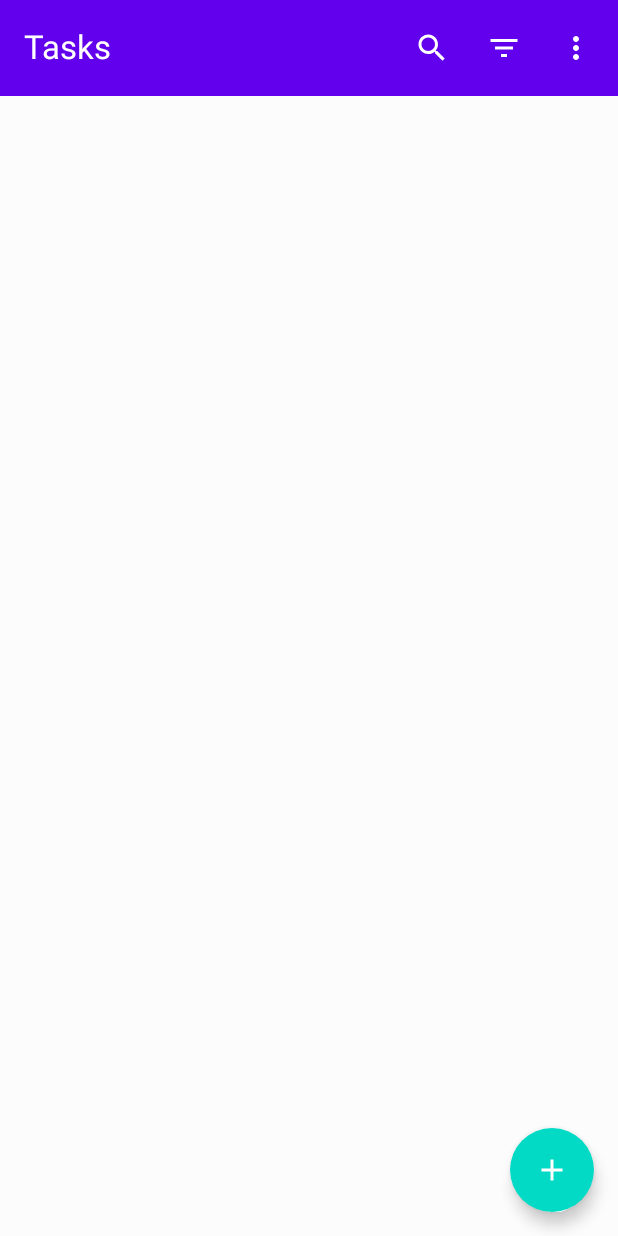
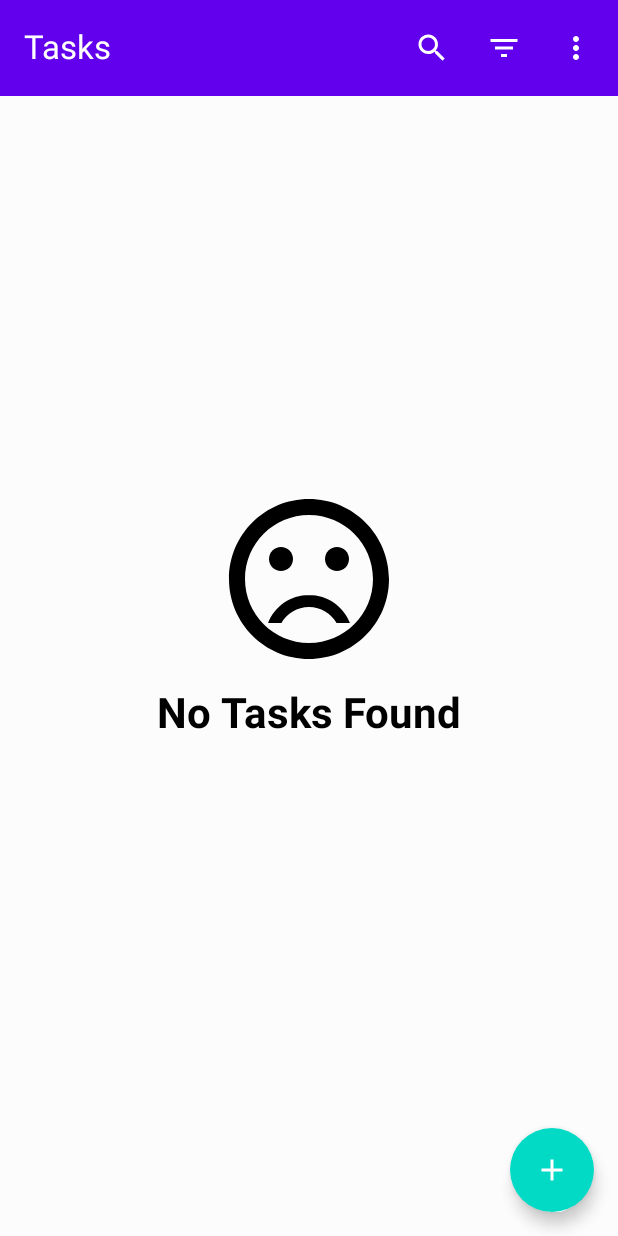
Before and after one commit to FarshadTahmasbi/ToDo, an Android app built with Jetpack Compose: the @Preview function ListScreenPreview, on a phone screen of 412 x 824 dp. Run offline under Robolectric (Android 15) with nearby library versions, the light colour scheme and no system bars; our stand-ins replace Dagger/Hilt's generated code.

Commit message:
Add empty content for tasks, add resource for holding states

```diff
--- /dev/null
+++ b/app/src/main/java/com/androidisland/todocompose/ui/screen/list/EmptyContent.kt
@@ -0,0 +1,51 @@
+package com.androidisland.todocompose.ui.screen.list
+
+import androidx.compose.foundation.background
+import androidx.compose.foundation.layout.Arrangement
+import androidx.compose.foundation.layout.Column
+import androidx.compose.foundation.layout.fillMaxSize
+import androidx.compose.foundation.layout.padding
+import androidx.compose.foundation.layout.size
+import androidx.compose.material3.Icon
+import androidx.compose.material3.MaterialTheme
+import androidx.compose.material3.Text
+import androidx.compose.runtime.Composable
+import androidx.compose.ui.Alignment
+import androidx.compose.ui.Modifier
+import androidx.compose.ui.res.painterResource
+import androidx.compose.ui.res.stringResource
+import androidx.compose.ui.text.font.FontWeight
+import androidx.compose.ui.tooling.preview.Preview
+import com.androidisland.todocompose.R
+import com.androidisland.todocompose.ui.theme.dimens
+
+@Composable
+fun EmptyContent() {
+    Column(
+        modifier = Modifier
+            .fillMaxSize()
+            .background(color = MaterialTheme.colorScheme.background),
+        verticalArrangement = Arrangement.Center,
+        horizontalAlignment = Alignment.CenterHorizontally
+    ) {
+        Icon(
+            modifier = Modifier.size(MaterialTheme.dimens.iconSizeXLarge),
+            painter = painterResource(id = R.drawable.ic_sad_face),
+            contentDescription = stringResource(id = R.string.sad_face_icon),
+            tint = MaterialTheme.colorScheme.onBackground
+        )
+        Text(
+            modifier = Modifier.padding(all = MaterialTheme.dimens.mediumPadding),
+            text = stringResource(R.string.empty_content_msg),
+            color = MaterialTheme.colorScheme.onBackground,
+            fontWeight = FontWeight.Bold,
+            style = MaterialTheme.typography.headlineMedium
+        )
+    }
+}
+
+@Preview
+@Composable
+fun EmptyContentPreview() {
+    EmptyContent()
+}
--- a/app/src/main/java/com/androidisland/todocompose/ui/screen/list/ListContent.kt
+++ b/app/src/main/java/com/androidisland/todocompose/ui/screen/list/ListContent.kt
@@ -27,10 +27,43 @@ import androidx.compose.ui.tooling.preview.Preview
 import com.androidisland.todocompose.data.models.Priority
 import com.androidisland.todocompose.data.models.ToDoTask
 import com.androidisland.todocompose.ui.theme.dimens
+import com.androidisland.todocompose.util.Resource
 
 
 @Composable
 fun ListContent(
+    tasksResource: Resource<List<ToDoTask>>,
+    navigateToTaskScreen: (taskId: Int) -> Unit,
+    contentPadding: PaddingValues
+) {
+    when (tasksResource) {
+        is Resource.Idle -> {
+
+        }
+
+        is Resource.Loading -> {
+        }
+
+        is Resource.Success -> {
+            if (tasksResource.data.isEmpty()) {
+                EmptyContent()
+            } else {
+                DisplayTasks(
+                    tasks = tasksResource.data,
+                    navigateToTaskScreen = navigateToTaskScreen,
+                    contentPadding = contentPadding
+                )
+            }
+        }
+
+        is Resource.Error -> {
+
+        }
+    }
+}
+
+@Composable
+fun DisplayTasks(
     tasks: List<ToDoTask>,
     navigateToTaskScreen: (taskId: Int) -> Unit,
     contentPadding: PaddingValues
--- a/app/src/main/java/com/androidisland/todocompose/ui/screen/list/ListScreen.kt
+++ b/app/src/main/java/com/androidisland/todocompose/ui/screen/list/ListScreen.kt
@@ -30,7 +30,7 @@ fun ListScreen(
     LaunchedEffect(key1 = true) {
         sharedViewModel.getAllTasks()
     }
-    val allTasks by sharedViewModel.allTasks.collectAsState()
+    val allTasksResource by sharedViewModel.allTasks.collectAsState()
 
     Scaffold(topBar = {
         ListAppBar(
@@ -48,7 +48,7 @@ fun ListScreen(
             })
     }, content = {
         ListContent(
-            tasks = allTasks,
+            tasksResource = allTasksResource,
             navigateToTaskScreen = navigateToTaskScreen,
             contentPadding = it
         )
--- a/app/src/main/java/com/androidisland/todocompose/ui/theme/Dimensions.kt
+++ b/app/src/main/java/com/androidisland/todocompose/ui/theme/Dimensions.kt
@@ -13,6 +13,12 @@ object Dimensions {
 
     val elevationSmall = 2.0.dp
     val elevationMedium = 4.0.dp
+    val elevationLarge = 8.0.dp
+
+    val iconSizeSmall = 16.dp
+    val iconSizeMedium = 32.dp
+    val iconSizeLarge = 64.dp
+    val iconSizeXLarge = 128.dp
 }
 
 const val alphaDisabled = 0.5f
--- a/app/src/main/java/com/androidisland/todocompose/ui/viewmodel/SharedViewModel.kt
+++ b/app/src/main/java/com/androidisland/todocompose/ui/viewmodel/SharedViewModel.kt
@@ -4,21 +4,26 @@ import androidx.lifecycle.ViewModel
 import androidx.lifecycle.viewModelScope
 import com.androidisland.todocompose.data.models.ToDoTask
 import com.androidisland.todocompose.data.repository.ToDoRepository
+import com.androidisland.todocompose.util.Resource
 import dagger.hilt.android.lifecycle.HiltViewModel
 import javax.inject.Inject
 import kotlinx.coroutines.flow.MutableStateFlow
 import kotlinx.coroutines.flow.StateFlow
+import kotlinx.coroutines.flow.catch
 import kotlinx.coroutines.flow.launchIn
 import kotlinx.coroutines.flow.onEach
 
 @HiltViewModel
 class SharedViewModel @Inject constructor(private val repository: ToDoRepository) : ViewModel() {
 
-    private val _allTasks = MutableStateFlow<List<ToDoTask>>(emptyList())
-    val allTasks: StateFlow<List<ToDoTask>> = _allTasks
+    private val _allTasks = MutableStateFlow<Resource<List<ToDoTask>>>(Resource.Idle)
+    val allTasks: StateFlow<Resource<List<ToDoTask>>> = _allTasks
     fun getAllTasks() {
-        repository.getAllTasks.onEach {
-            _allTasks.value = it
+        _allTasks.value = Resource.Loading
+        repository.getAllTasks.catch {
+            _allTasks.value = Resource.Error(it)
+        }.onEach {
+            _allTasks.value = Resource.Success(it)
         }.launchIn(viewModelScope)
     }
 }
--- /dev/null
+++ b/app/src/main/java/com/androidisland/todocompose/util/Resource.kt
@@ -0,0 +1,9 @@
+package com.androidisland.todocompose.util
+
+
+sealed class Resource<out T> {
+    object Idle : Resource<Nothing>()
+    object Loading : Resource<Nothing>()
+    data class Success<T>(val data: T) : Resource<T>()
+    data class Error(val error: Throwable) : Resource<Nothing>()
+}
--- /dev/null
+++ b/app/src/main/res/drawable/ic_sad_face.xml
@@ -0,0 +1,16 @@
+<vector xmlns:android="http://schemas.android.com/apk/res/android"
+    android:width="24dp"
+    android:height="24dp"
+    android:tint="#000000"
+    android:viewportWidth="24"
+    android:viewportHeight="24">
+    <path
+        android:fillColor="@android:color/white"
+        android:pathData="M15.5,9.5m-1.5,0a1.5,1.5 0,1 1,3 0a1.5,1.5 0,1 1,-3 0" />
+    <path
+        android:fillColor="@android:color/white"
+        android:pathData="M8.5,9.5m-1.5,0a1.5,1.5 0,1 1,3 0a1.5,1.5 0,1 1,-3 0" />
+    <path
+        android:fillColor="@android:color/white"
+        android:pathData="M11.99,2C6.47,2 2,6.48 2,12s4.47,10 9.99,10C17.52,22 22,17.52 22,12S17.52,2 11.99,2zM12,20c-4.42,0 -8,-3.58 -8,-8s3.58,-8 8,-8 8,3.58 8,8 -3.58,8 -8,8zM12,14c-2.33,0 -4.32,1.45 -5.12,3.5h1.67c0.69,-1.19 1.97,-2 3.45,-2s2.75,0.81 3.45,2h1.67c-0.8,-2.05 -2.79,-3.5 -5.12,-3.5z" />
+</vector>
--- a/app/src/main/res/values/strings.xml
+++ b/app/src/main/res/values/strings.xml
@@ -8,4 +8,6 @@
     <string name="list_app_search_placeholder">Search</string>
     <string name="search_icon">Search Icon</string>
     <string name="close_icon">Close Icon</string>
+    <string name="sad_face_icon">Sad Face Icon</string>
+    <string name="empty_content_msg">No Tasks Found</string>
 </resources>
```
